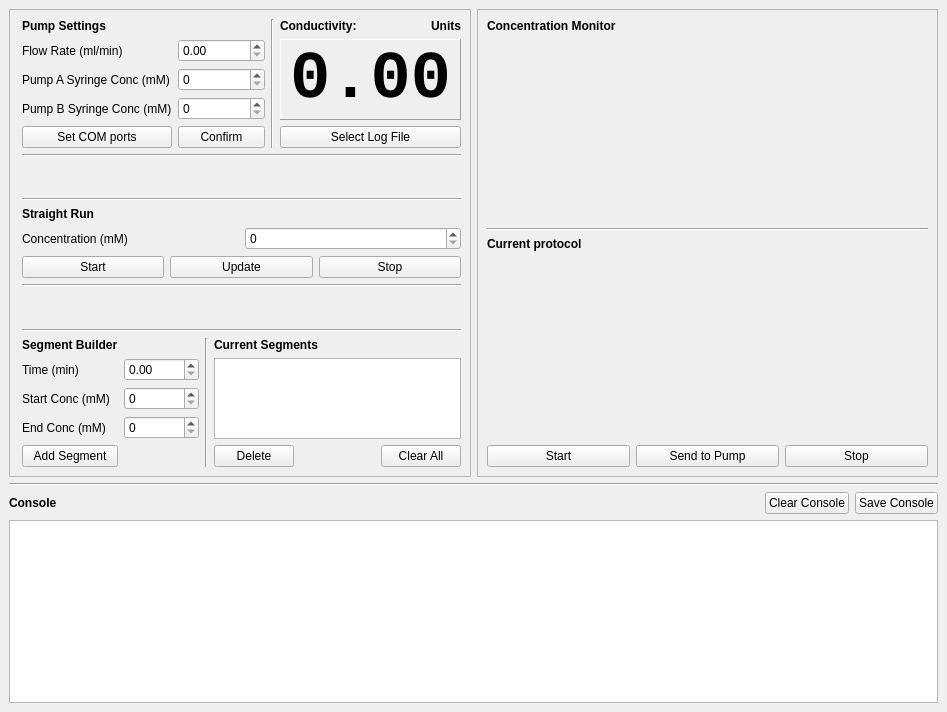
Before: the Qt Designer form pumpcontroller.ui in beowulfey/QtPumpController, drawn with Qt 5.
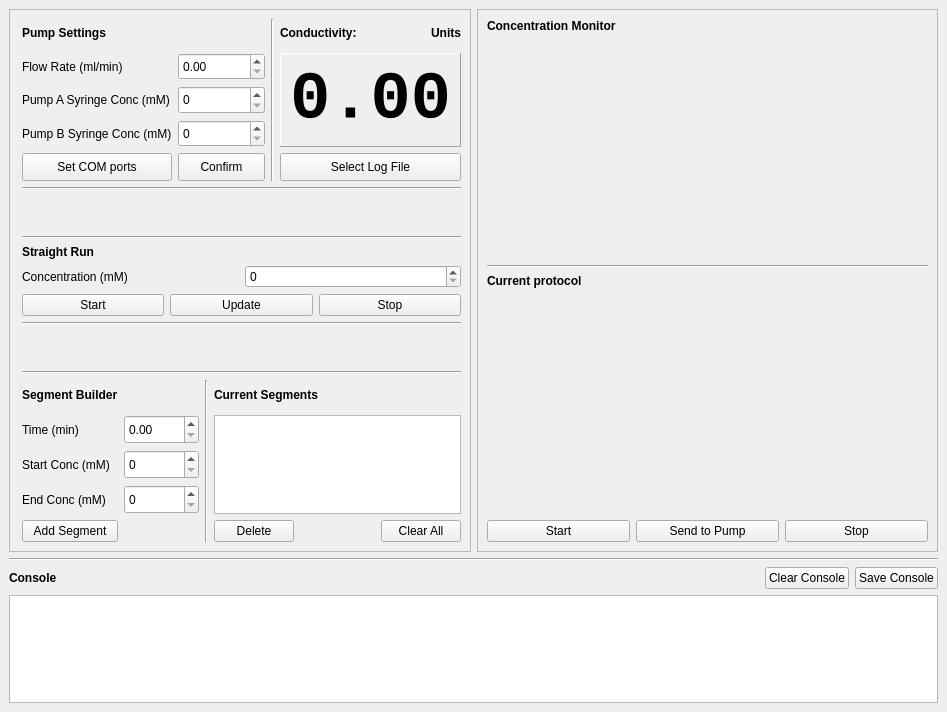
After: the same form once the commit is applied. Custom widgets are drawn as their Qt base class.

What changed in the file:
```diff
--- a/pumpcontroller.ui
+++ b/pumpcontroller.ui
@@ -37,7 +37,7 @@
      <family>.AppleSystemUIFont</family>
     </font>
    </property>
-   <layout class="QVBoxLayout" name="verticalLayout">
+   <layout class="QVBoxLayout" name="verticalLayout" stretch="15,0,1,3">
     <item>
      <layout class="QHBoxLayout" name="horizontalLayout_4">
       <item>
```
